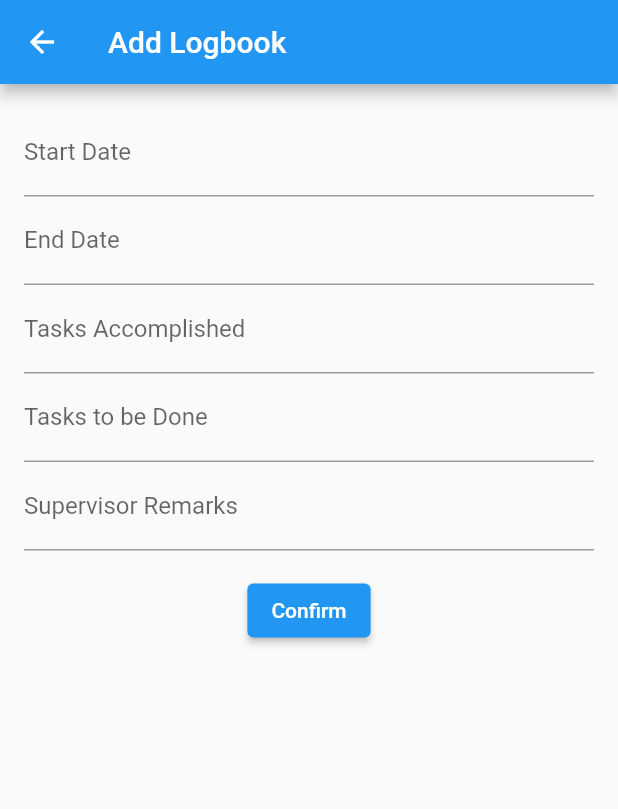
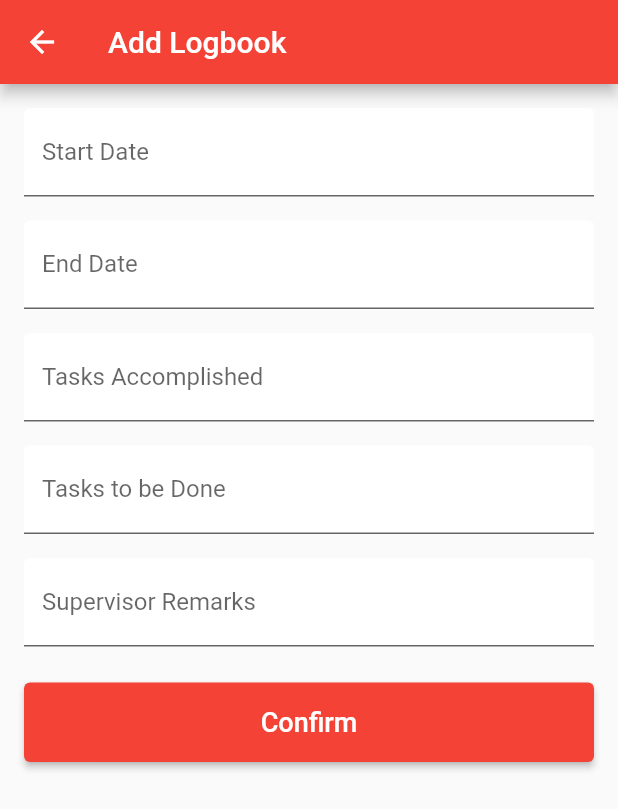
Before and after one commit to khloudnasef/fyp_system, a Flutter app: the LogbookListPage screen opened directly, after a tap on the "add" icon, on a phone screen of 412 x 824 dp. Shown: the top 809 px of the screen. Run offline on Flutter 3.47's test engine with Material 2 defaults, Android fonts, the phone set to English and light mode, and no system bars; our stand-ins replace cloud_firestore, file_picker, firebase_auth, firebase_core, firebase_storage; missing offline and left inert: dialog_flowtter, excel, spreadsheet_decoder, syncfusion_flutter_pdfviewer; accounts and stored records are empty; project files that could hold a hidden picture were left out.

Commit message:
new changes

```diff
--- a/lib/addlogbooks.dart
+++ b/lib/addlogbooks.dart
@@ -24,16 +24,24 @@ class _AddLogbookPageState extends State<AddLogbookPage> {
     return Scaffold(
       appBar: AppBar(
         title: Text('Add Logbook'),
+        backgroundColor: Colors.red,
       ),
-      body: Padding(
+      body: SingleChildScrollView(
+        // Wrap the Form with SingleChildScrollView
+        child: Padding(
           padding: const EdgeInsets.all(16.0),
           child: Form(
             key: _formKey,
             child: Column(
+              crossAxisAlignment: CrossAxisAlignment.stretch,
               children: [
                 TextFormField(
                   controller: startDateController,
-                decoration: InputDecoration(labelText: 'Start Date'),
+                  decoration: InputDecoration(
+                    labelText: 'Start Date',
+                    filled: true,
+                    fillColor: Colors.white,
+                  ),
                   validator: (value) {
                     if (value!.isEmpty) {
                       return 'Please enter the start date';
@@ -41,10 +49,15 @@ class _AddLogbookPageState extends State<AddLogbookPage> {
                     return null;
                   },
                 ),
-              // Add more input fields for end date, tasks accomplished, tasks to be done, and supervisor remarks
+                SizedBox(height: 16),
+                // Add more input fields with similar styling
                 TextFormField(
                   controller: endDateController,
-                decoration: InputDecoration(labelText: 'End Date'),
+                  decoration: InputDecoration(
+                    labelText: 'End Date',
+                    filled: true,
+                    fillColor: Colors.white,
+                  ),
                   validator: (value) {
                     if (value!.isEmpty) {
                       return 'Please enter the end date';
@@ -52,9 +65,14 @@ class _AddLogbookPageState extends State<AddLogbookPage> {
                     return null;
                   },
                 ),
+                SizedBox(height: 16),
                 TextFormField(
                   controller: tasksAccomplishedController,
-                decoration: InputDecoration(labelText: 'Tasks Accomplished'),
+                  decoration: InputDecoration(
+                    labelText: 'Tasks Accomplished',
+                    filled: true,
+                    fillColor: Colors.white,
+                  ),
                   validator: (value) {
                     if (value!.isEmpty) {
                       return 'Please enter the tasks accomplished';
@@ -62,9 +80,14 @@ class _AddLogbookPageState extends State<AddLogbookPage> {
                     return null;
                   },
                 ),
+                SizedBox(height: 16),
                 TextFormField(
                   controller: tasksToDoController,
-                decoration: InputDecoration(labelText: 'Tasks to be Done'),
+                  decoration: InputDecoration(
+                    labelText: 'Tasks to be Done',
+                    filled: true,
+                    fillColor: Colors.white,
+                  ),
                   validator: (value) {
                     if (value!.isEmpty) {
                       return 'Please enter the tasks to be done';
@@ -72,9 +95,14 @@ class _AddLogbookPageState extends State<AddLogbookPage> {
                     return null;
                   },
                 ),
+                SizedBox(height: 16),
                 TextFormField(
                   controller: supervisorRemarksController,
-                decoration: InputDecoration(labelText: 'Supervisor Remarks'),
+                  decoration: InputDecoration(
+                    labelText: 'Supervisor Remarks',
+                    filled: true,
+                    fillColor: Colors.white,
+                  ),
                   validator: (value) {
                     if (value!.isEmpty) {
                       return 'Please enter the supervisor remarks';
@@ -82,21 +110,23 @@ class _AddLogbookPageState extends State<AddLogbookPage> {
                     return null;
                   },
                 ),
-
-              SizedBox(height: 16),
-
+                SizedBox(height: 24),
                 ElevatedButton(
                   onPressed: () {
                     if (_formKey.currentState!.validate()) {
                       // Save the logbook entry to the database
                       saveLogbookEntry();
-
                       Navigator.pop(context); // Return to LogbookListPage
                     }
                   },
-                child: Text('Confirm'),
+                  child: Text('Confirm', style: TextStyle(fontSize: 18)),
+                  style: ElevatedButton.styleFrom(
+                    primary: Colors.red,
+                    padding: EdgeInsets.symmetric(vertical: 16),
+                  ),
                 ),
               ],
+            ),
           ),
         ),
       ),
@@ -106,19 +136,21 @@ class _AddLogbookPageState extends State<AddLogbookPage> {
   void saveLogbookEntry() async {
     final logbookEntry = {
       'startDate': startDateController.text,
-      // Add more fields for end date, tasks accomplished, tasks to be done, supervisor remarks
+      'endDate': endDateController.text,
+      'tasksAccomplished': tasksAccomplishedController.text,
+      'tasksToDo': tasksToDoController.text,
+      'supervisorRemarks': supervisorRemarksController.text,
       'submissionTime': DateTime.now().toString(),
+      'weekNumber': await getCurrentWeekNumber(widget.studentId),
     };
 
-    final currentStudentId = AuthService.getCurrentStudentId();
-    final currentWeekNumber = await getCurrentWeekNumber(currentStudentId);
+    final currentStudentId = widget.studentId;
 
     await FirebaseFirestore.instance
         .collection('students')
         .doc(currentStudentId)
         .collection('logbooks')
-        .doc('Week $currentWeekNumber')
-        .set(logbookEntry);
+        .add(logbookEntry);
   }
 
   Future<int> getCurrentWeekNumber(String studentId) async {
--- a/lib/listoflogbooks.dart
+++ b/lib/listoflogbooks.dart
@@ -3,6 +3,7 @@ import 'package:cloud_firestore/cloud_firestore.dart';
 import 'addlogbooks.dart';
 import 'package:flutter/material.dart';
 import 'package:fyp_system2/utils/authservice.dart';
+import 'package:intl/intl.dart';
 
 class LogbookListPage extends StatefulWidget {
   const LogbookListPage({Key? key}) : super(key: key);
@@ -52,7 +53,8 @@ class _LogbookListPageState extends State<LogbookListPage> {
               return Card(
                 child: ListTile(
                   title: Text('Week $weekNumber'),
-                  subtitle: Text('Submitted: $submissionTime'),
+                  subtitle: Text(
+                      'Submitted: ${DateFormat('yyyy-MM-dd HH:mm').format(DateTime.parse(submissionTime))}'),
                   // Add more details or actions as needed
                 ),
               );
@@ -70,6 +72,7 @@ class _LogbookListPageState extends State<LogbookListPage> {
           );
         },
         child: Icon(Icons.add),
+        backgroundColor: Colors.red,
       ),
     );
   }
--- a/pubspec.yaml
+++ b/pubspec.yaml
@@ -31,7 +31,7 @@ dependencies:
   flutter:
     sdk: flutter
 
-
+  flutter_pdfview: ^1.3.1
   firebase_storage: ^11.2.1
   syncfusion_flutter_pdfviewer: ^21.2.6
   firebase_core: ^2.9.0
```
Also changed, not shown: lib/bookconsultation_test.dart (+9 -6 lines), lib/chatroom.dart (+57 -14 lines), lib/coordinatorhome.dart (+5 -5 lines), lib/file_upload.dart (+26 -11 lines), lib/studentfiles.dart (+7 -14 lines), lib/supervisorfiles.dart (+1 -14 lines), pubspec.lock. Lines whose indentation alone changed are shown as unchanged.
